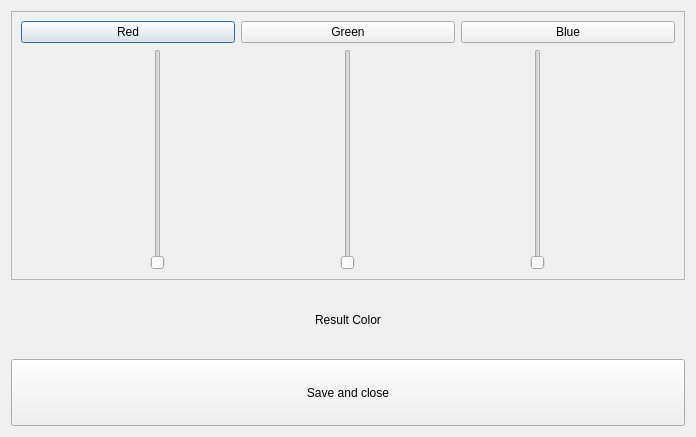
The window that WDguiBoat/WDguiBoat/hmi/ConfigClasses/colordialog.ui (geirwanvik/WDrov) describes before a commit, drawn with Qt 5.
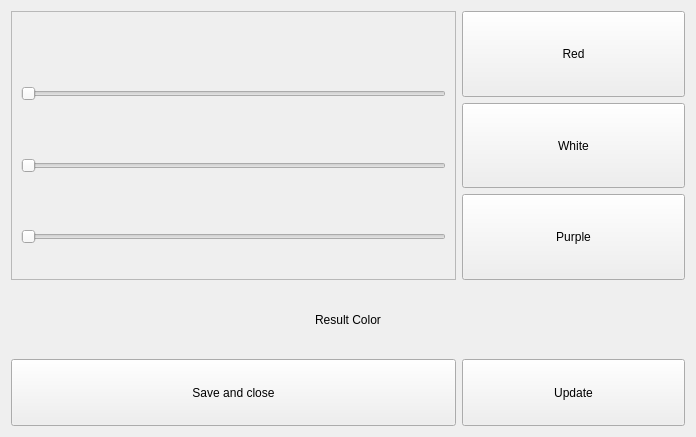
The same window after the commit.

Commit message:
Done led colordialog
Setting color on interior done

Patch:
```diff
--- a/WDguiBoat/WDguiBoat/hmi/ConfigClasses/colordialog.ui
+++ b/WDguiBoat/WDguiBoat/hmi/ConfigClasses/colordialog.ui
@@ -13,8 +13,8 @@
   <property name="windowTitle">
    <string>Dialog</string>
   </property>
-  <layout class="QGridLayout" name="gridLayout_2" rowstretch="8,2,2" rowminimumheight="0,0,0">
-   <item row="0" column="0">
+  <layout class="QGridLayout" name="gridLayout_2" rowstretch="8,2,2" columnstretch="0,0,0" rowminimumheight="0,0,0">
+   <item row="0" column="0" colspan="2">
     <widget class="QScrollArea" name="scrollArea">
      <property name="verticalScrollBarPolicy">
       <enum>Qt::ScrollBarAlwaysOff</enum>
@@ -30,125 +30,132 @@
        <rect>
         <x>0</x>
         <y>0</y>
-        <width>676</width>
-        <height>269</height>
+        <width>437</width>
+        <height>257</height>
        </rect>
       </property>
       <layout class="QGridLayout" name="gridLayout">
        <item row="1" column="0">
-        <layout class="QHBoxLayout" name="horizontalLayout">
-         <item>
-          <widget class="QSlider" name="verticalSlider">
+        <widget class="QSlider" name="horizontalSliderRed">
+         <property name="sizePolicy">
+          <sizepolicy hsizetype="Preferred" vsizetype="Preferred">
+           <horstretch>0</horstretch>
+           <verstretch>0</verstretch>
+          </sizepolicy>
+         </property>
            <property name="maximum">
             <number>255</number>
            </property>
            <property name="orientation">
-            <enum>Qt::Vertical</enum>
+          <enum>Qt::Horizontal</enum>
            </property>
           </widget>
          </item>
-         <item>
-          <spacer name="horizontalSpacer">
-           <property name="orientation">
-            <enum>Qt::Horizontal</enum>
-           </property>
-           <property name="sizeType">
-            <enum>QSizePolicy::Preferred</enum>
-           </property>
-           <property name="sizeHint" stdset="0">
-            <size>
-             <width>40</width>
-             <height>20</height>
-            </size>
-           </property>
-          </spacer>
-         </item>
-         <item>
-          <widget class="QSlider" name="verticalSlider_2">
+       <item row="3" column="0">
+        <widget class="QSlider" name="horizontalSliderBlue">
+         <property name="sizePolicy">
+          <sizepolicy hsizetype="Preferred" vsizetype="Preferred">
+           <horstretch>0</horstretch>
+           <verstretch>0</verstretch>
+          </sizepolicy>
+         </property>
            <property name="maximum">
             <number>255</number>
            </property>
            <property name="orientation">
-            <enum>Qt::Vertical</enum>
+          <enum>Qt::Horizontal</enum>
            </property>
           </widget>
          </item>
-         <item>
-          <spacer name="horizontalSpacer_2">
-           <property name="orientation">
-            <enum>Qt::Horizontal</enum>
-           </property>
-           <property name="sizeType">
-            <enum>QSizePolicy::Preferred</enum>
-           </property>
-           <property name="sizeHint" stdset="0">
-            <size>
-             <width>40</width>
-             <height>20</height>
-            </size>
-           </property>
-          </spacer>
-         </item>
-         <item>
-          <widget class="QSlider" name="verticalSlider_3">
+       <item row="2" column="0">
+        <widget class="QSlider" name="horizontalSliderGreen">
+         <property name="sizePolicy">
+          <sizepolicy hsizetype="Preferred" vsizetype="Preferred">
+           <horstretch>0</horstretch>
+           <verstretch>0</verstretch>
+          </sizepolicy>
+         </property>
            <property name="maximum">
             <number>255</number>
            </property>
            <property name="orientation">
-            <enum>Qt::Vertical</enum>
-           </property>
-          </widget>
-         </item>
-        </layout>
+          <enum>Qt::Horizontal</enum>
+         </property>
+        </widget>
        </item>
        <item row="0" column="0">
-        <layout class="QHBoxLayout" name="horizontalLayout_2">
+        <spacer name="verticalSpacer">
+         <property name="orientation">
+          <enum>Qt::Vertical</enum>
+         </property>
+         <property name="sizeType">
+          <enum>QSizePolicy::Preferred</enum>
+         </property>
+         <property name="sizeHint" stdset="0">
+          <size>
+           <width>20</width>
+           <height>40</height>
+          </size>
+         </property>
+        </spacer>
+       </item>
+      </layout>
+     </widget>
+    </widget>
+   </item>
+   <item row="0" column="2">
+    <layout class="QVBoxLayout" name="verticalLayout">
          <item>
-          <widget class="QPushButton" name="pushButton_2">
+      <widget class="QPushButton" name="pushButtonRed">
            <property name="sizePolicy">
             <sizepolicy hsizetype="Preferred" vsizetype="Preferred">
              <horstretch>0</horstretch>
              <verstretch>0</verstretch>
             </sizepolicy>
            </property>
+       <property name="focusPolicy">
+        <enum>Qt::NoFocus</enum>
+       </property>
            <property name="text">
             <string>Red</string>
            </property>
           </widget>
          </item>
          <item>
-          <widget class="QPushButton" name="pushButton_3">
+      <widget class="QPushButton" name="pushButtonWhite">
            <property name="sizePolicy">
             <sizepolicy hsizetype="Preferred" vsizetype="Preferred">
              <horstretch>0</horstretch>
              <verstretch>0</verstretch>
             </sizepolicy>
            </property>
+       <property name="focusPolicy">
+        <enum>Qt::NoFocus</enum>
+       </property>
            <property name="text">
-            <string>Green</string>
+        <string>White</string>
            </property>
           </widget>
          </item>
          <item>
-          <widget class="QPushButton" name="pushButton_4">
+      <widget class="QPushButton" name="pushButtonPurple">
            <property name="sizePolicy">
             <sizepolicy hsizetype="Preferred" vsizetype="Preferred">
              <horstretch>0</horstretch>
              <verstretch>0</verstretch>
             </sizepolicy>
            </property>
+       <property name="focusPolicy">
+        <enum>Qt::NoFocus</enum>
+       </property>
            <property name="text">
-            <string>Blue</string>
+        <string>Purple</string>
            </property>
           </widget>
          </item>
         </layout>
        </item>
-      </layout>
-     </widget>
-    </widget>
-   </item>
-   <item row="1" column="0">
+   <item row="1" column="0" colspan="3">
     <widget class="QLabel" name="label">
      <property name="text">
       <string>Result Color</string>
@@ -158,13 +165,32 @@
      </property>
     </widget>
    </item>
-   <item row="2" column="0">
-    <widget class="QPushButton" name="pushButton">
+   <item row="2" column="2">
+    <widget class="QPushButton" name="pushButtonUpdate">
      <property name="sizePolicy">
       <sizepolicy hsizetype="Preferred" vsizetype="Preferred">
        <horstretch>0</horstretch>
        <verstretch>0</verstretch>
       </sizepolicy>
+     </property>
+     <property name="focusPolicy">
+      <enum>Qt::NoFocus</enum>
+     </property>
+     <property name="text">
+      <string>Update</string>
+     </property>
+    </widget>
+   </item>
+   <item row="2" column="0" colspan="2">
+    <widget class="QPushButton" name="pushButtonSaveAndClose">
+     <property name="sizePolicy">
+      <sizepolicy hsizetype="Preferred" vsizetype="Preferred">
+       <horstretch>0</horstretch>
+       <verstretch>0</verstretch>
+      </sizepolicy>
+     </property>
+     <property name="focusPolicy">
+      <enum>Qt::NoFocus</enum>
      </property>
      <property name="text">
       <string>Save and close</string>
```
Lines whose indentation alone changed are shown as unchanged. The commit also changes 6 other files.
